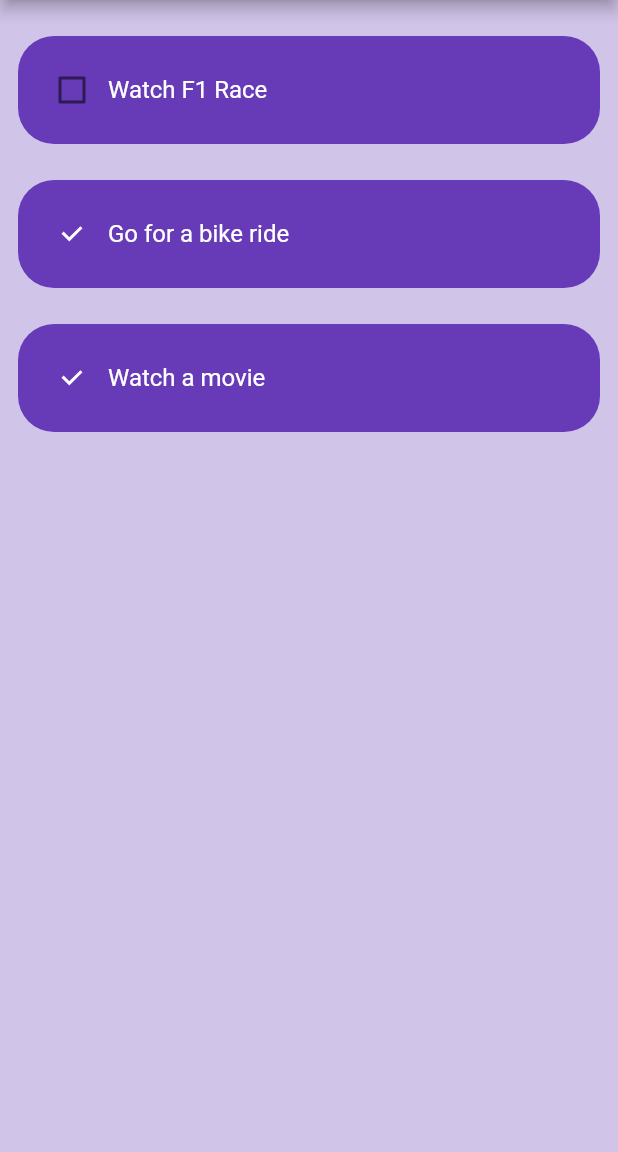
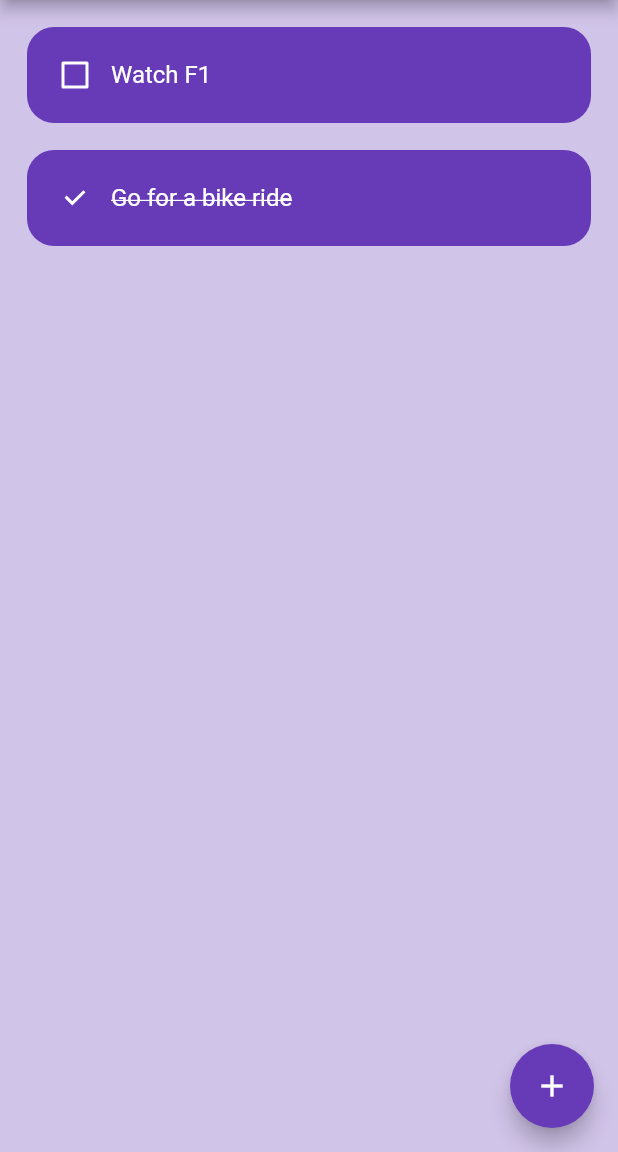
Before and after one commit to RoyceOnRolls/flutter-todo-list, a Flutter app: the screen it shows after launch, on a phone screen of 412 x 824 dp, the part 84-1236 px from its top. Run offline on Flutter 3.47's test engine with Material 2 defaults, Android fonts, the phone set to English and light mode, and no system bars.

Commit message:
working on add button

```diff
--- a/lib/main.dart
+++ b/lib/main.dart
@@ -13,7 +13,9 @@ class MyApp extends StatelessWidget {
     return MaterialApp(
       debugShowCheckedModeBanner: false,
       home: HomePage(),
-      theme: ThemeData(primarySwatch: Colors.deepPurple),
+      theme: ThemeData(
+          primarySwatch: Colors.deepPurple,
+          unselectedWidgetColor: Colors.white),
     );
   }
 }
--- a/lib/pages/homepage.dart
+++ b/lib/pages/homepage.dart
@@ -1,8 +1,35 @@
+// ignore_for_file: prefer_const_constructors, duplicate_ignore
+
 import 'package:flutter/material.dart';
+import '../util/dialog_box.dart';
 import '../util/todo_tile.dart';
 
-class HomePage extends StatelessWidget {
+class HomePage extends StatefulWidget {
   const HomePage({super.key});
+
+  @override
+  State<HomePage> createState() => _HomePageState();
+}
+
+class _HomePageState extends State<HomePage> {
+  List toDoList = [
+    ["Watch F1", false],
+    ["Go for a bike ride", true]
+  ];
+
+  void checkBoxChange(bool? value, int index) {
+    setState(() {
+      toDoList[index][1] = !toDoList[index][1];
+    });
+  }
+
+  void createNewTask() {
+    showDialog(
+        context: context,
+        builder: (context) {
+          return DialogBox();
+        });
+  }
 
   @override
   Widget build(BuildContext context) {
@@ -11,24 +38,19 @@ class HomePage extends StatelessWidget {
       appBar: AppBar(
         title: Text('To do list'),
       ),
+      floatingActionButton: FloatingActionButton(
+          child: Icon(Icons.add), onPressed: createNewTask),
       // ignore: prefer_const_constructors
-      body: ListView(padding: EdgeInsets.fromLTRB(0, 12, 0, 12), children: [
-        ToDoTile(
-          taskName: "Watch F1 Race",
-          taskCompleated: false,
-          onChanged: ((p0) {}),
-        ),
-        ToDoTile(
-          taskName: "Go for a bike ride",
-          taskCompleated: true,
-          onChanged: ((p0) {}),
-        ),
-        ToDoTile(
-          taskName: "Watch a movie",
-          taskCompleated: true,
-          onChanged: ((p0) {}),
-        )
-      ]),
+      body: ListView.builder(
+        itemCount: toDoList.length,
+        itemBuilder: (context, index) {
+          return ToDoTile(
+              taskName: toDoList[index][0],
+              taskCompleated: toDoList[index][1],
+              onChanged: ((value) =>
+                  checkBoxChange(toDoList[index][1], index)));
+        },
+      ),
     );
   }
 }
--- a/lib/util/todo_tile.dart
+++ b/lib/util/todo_tile.dart
@@ -1,3 +1,5 @@
+// ignore_for_file: prefer_const_constructors, sort_child_properties_last, must_be_immutable
+
 import 'package:flutter/material.dart';
 
 class ToDoTile extends StatelessWidget {
@@ -14,18 +16,26 @@ class ToDoTile extends StatelessWidget {
   @override
   Widget build(BuildContext context) {
     return Padding(
-      padding: EdgeInsets.all(12),
+      padding: EdgeInsets.only(left: 18, right: 18, top: 18),
       child: Container(
-        padding: EdgeInsets.all(12),
+        padding: EdgeInsets.all(8),
         child: Row(children: [
-          Checkbox(value: taskCompleated, onChanged: onChanged),
+          Checkbox(
+            value: taskCompleated,
+            onChanged: onChanged,
+          ),
           Text(
             taskName,
-            style: TextStyle(color: Colors.white, fontSize: 16),
+            style: TextStyle(
+                color: Colors.white,
+                fontSize: 16,
+                decoration: taskCompleated
+                    ? TextDecoration.lineThrough
+                    : TextDecoration.none),
           )
         ]),
         decoration: BoxDecoration(
-            color: Colors.deepPurple, borderRadius: BorderRadius.circular(24)),
+            color: Colors.deepPurple, borderRadius: BorderRadius.circular(18)),
       ),
     );
   }
```
Also changed, not shown: lib/util/app_button.dart (added, +18 -0 lines), lib/util/dialog_box.dart (added, +35 -0 lines).
